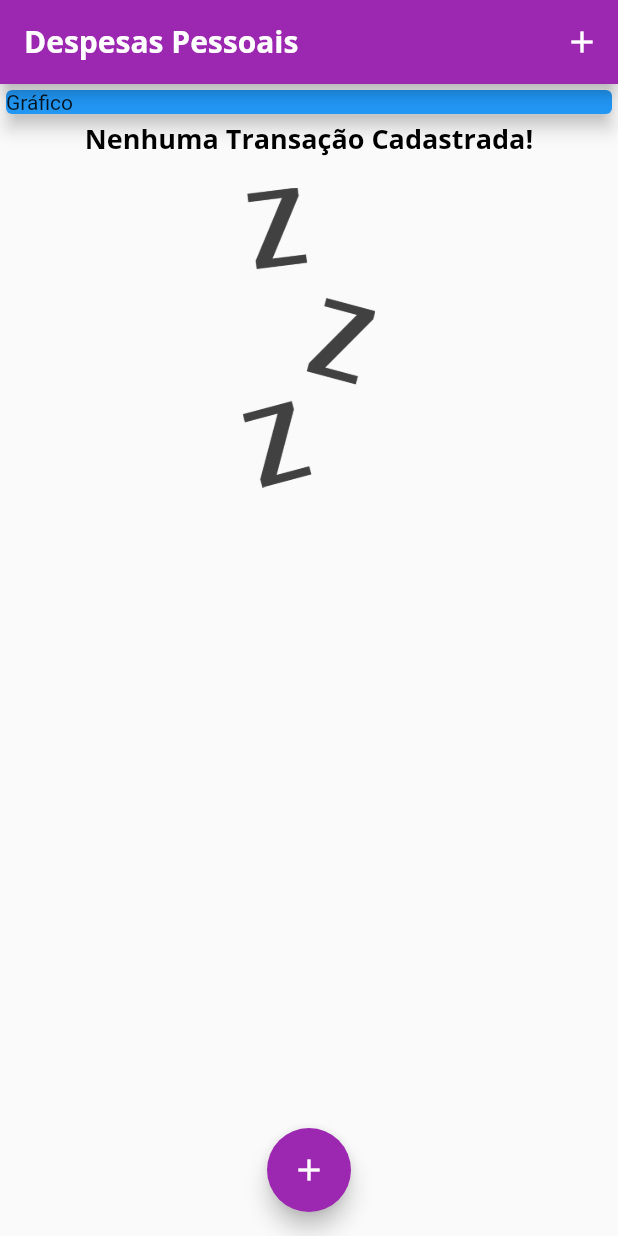
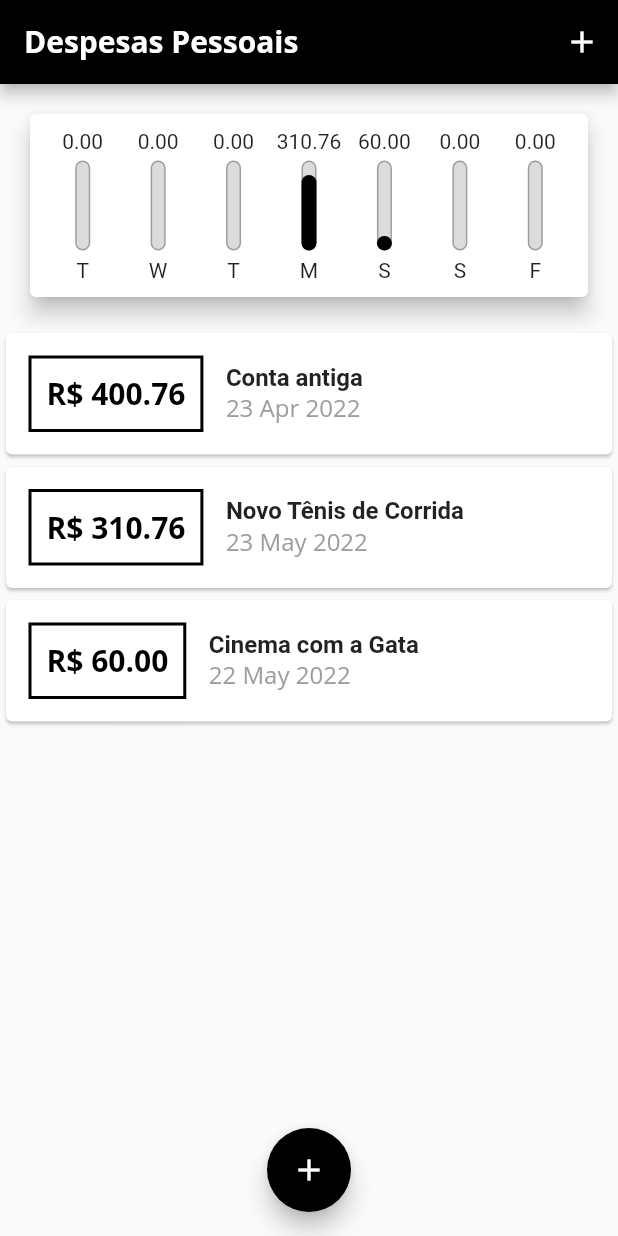
Before and after one commit to colombolucas/expensesApp, a Flutter app: the screen it shows after launch, on a phone screen of 412 x 824 dp. Run offline on Flutter 3.47's test engine with Material 2 defaults, Android fonts, the phone set to English and light mode, and no system bars; missing offline and left inert: dart:html.

Commit message:
Incluído os gráficos na parte superior do Layout

```diff
--- a/lib/components/chart.dart
+++ b/lib/components/chart.dart
@@ -1,6 +1,10 @@
+import 'dart:html';
+
 import 'package:expenses/models/transaction.dart';
 import 'package:flutter/material.dart';
+import 'package:flutter/rendering.dart';
 import 'package:intl/intl.dart';
+import 'chart_bar.dart';
 
 class Chart extends StatelessWidget {
   final List<Transaction> recentTransaction;
@@ -23,18 +27,39 @@ class Chart extends StatelessWidget {
         }
       }
 
-      print(DateFormat.E().format(weekDay)[0]);
-      print(totalSum);
       return {'day': DateFormat.E().format(weekDay)[0], 'value': totalSum};
+    });
+  }
+
+  double get _weekTotalValue {
+    return groupedTransactions.fold(0.0, (sum, tr) {
+      return sum + double.parse(tr['value'].toString());
     });
   }
 
   @override
   Widget build(BuildContext context) {
+    groupedTransactions;
     return Card(
       elevation: 6,
       margin: EdgeInsets.all(20),
-      child: Row(children: []),
+      child: Padding(
+        padding: const EdgeInsets.all(10.0),
+        child: Row(
+          mainAxisAlignment: MainAxisAlignment.spaceAround,
+          children: groupedTransactions.map((tr) {
+            return Flexible(
+              fit: FlexFit.tight,
+              child: ChartBar(
+                label: tr['day'].toString(),
+                value: double.parse(tr['value'].toString()),
+                percentage:
+                    double.parse(tr['value'].toString()) / _weekTotalValue,
+              ),
+            );
+          }).toList(),
+        ),
+      ),
     );
   }
 }
--- /dev/null
+++ b/lib/components/chart_bar.dart
@@ -0,0 +1,47 @@
+import 'package:flutter/material.dart';
+
+class ChartBar extends StatelessWidget {
+  final String? label;
+  final double value;
+  final double? percentage;
+
+  ChartBar({this.label, required this.value, this.percentage});
+
+  @override
+  Widget build(BuildContext context) {
+    return Column(
+      children: [
+        FittedBox(child: Text("${value.toDouble().toStringAsFixed(2)}")),
+        SizedBox(height: 5),
+        Container(
+          height: 60,
+          width: 10,
+          child: Stack(
+            alignment: Alignment.bottomCenter,
+            children: [
+              Container(
+                decoration: BoxDecoration(
+                    border: Border.all(
+                      color: Colors.grey,
+                      width: 1.0,
+                    ),
+                    color: Color.fromRGBO(220, 220, 220, 1),
+                    borderRadius: BorderRadius.circular(5)),
+              ),
+              FractionallySizedBox(
+                heightFactor: percentage,
+                child: Container(
+                  decoration: BoxDecoration(
+                      color: Theme.of(context).colorScheme.primary,
+                      borderRadius: BorderRadius.circular(5)),
+                ),
+              )
+            ],
+          ),
+        ),
+        SizedBox(height: 5),
+        Text(label.toString()),
+      ],
+    );
+  }
+}
--- a/lib/components/transaction_form.dart
+++ b/lib/components/transaction_form.dart
@@ -52,7 +52,8 @@ class _TransactionFormState extends State<TransactionForm> {
                   child: Text(
                     'Nova Transação',
                     style: TextStyle(
-                        fontWeight: FontWeight.bold, color: Colors.purple),
+                        fontWeight: FontWeight.bold,
+                        color: Theme.of(context).colorScheme.primary),
                   ),
                 ),
               ],
--- a/lib/components/transaction_user.dart
+++ b/lib/components/transaction_user.dart
@@ -11,20 +11,7 @@ class TransactionUser extends StatefulWidget {
 }
 
 class _TransactionUserState extends State<TransactionUser> {
-  final _transactions = [
-    Transaction(
-      id: 't1',
-      title: 'Novo Tênis de Corrida',
-      value: 310.76,
-      date: DateTime.now(),
-    ),
-    Transaction(
-      id: 't2',
-      title: 'Cinema com a Gata',
-      value: 60.0,
-      date: DateTime.now(),
-    ),
-  ];
+  final List<Transaction> _transactions = [];
 
   _addTransaction(String title, double value) {
     final newTransaction = Transaction(
--- a/lib/main.dart
+++ b/lib/main.dart
@@ -1,8 +1,11 @@
+import 'package:expenses/components/chart.dart';
 import 'package:flutter/material.dart';
 import 'dart:math';
 import './components/transaction_form.dart';
 import './components/transaction_list.dart';
 import 'models/transaction.dart';
+import './components/chart.dart';
+import 'package:flutter_localizations/flutter_localizations.dart';
 
 main() => runApp(ExpensesApp());
 
@@ -12,12 +15,18 @@ class ExpensesApp extends StatelessWidget {
     final ThemeData tema = ThemeData();
 
     return MaterialApp(
+      localizationsDelegates: [
+        GlobalMaterialLocalizations.delegate,
+        GlobalWidgetsLocalizations.delegate,
+        GlobalCupertinoLocalizations.delegate,
+      ],
+      supportedLocales: [Locale('pt', 'BR')],
       debugShowCheckedModeBanner: false,
       home: MyHomePage(),
       theme: tema.copyWith(
         colorScheme: tema.colorScheme.copyWith(
-          primary: Colors.purple,
-          secondary: Colors.purple,
+          primary: Colors.black,
+          secondary: Colors.black,
         ),
         textTheme: tema.textTheme.copyWith(
           headline6: TextStyle(
@@ -46,19 +55,33 @@ class MyHomePage extends StatefulWidget {
 
 class _MyHomePageState extends State<MyHomePage> {
   final List<Transaction> _transactions = [
-    // Transaction(
-    //   id: 't1',
-    //   title: 'Novo Tênis de Corrida',
-    //   value: 310.76,
-    //   date: DateTime.now(),
-    // ),
-    // Transaction(
-    //   id: 't2',
-    //   title: 'Conta de Luz',
-    //   value: 211.30,
-    //   date: DateTime.now(),
-    // ),
+    Transaction(
+      id: 't0',
+      title: 'Conta antiga',
+      value: 400.76,
+      date: DateTime.now().subtract(Duration(days: 33)),
+    ),
+    Transaction(
+      id: 't1',
+      title: 'Novo Tênis de Corrida',
+      value: 310.76,
+      date: DateTime.now().subtract(Duration(days: 3)),
+    ),
+    Transaction(
+      id: 't2',
+      title: 'Cinema com a Gata',
+      value: 60.0,
+      date: DateTime.now().subtract(Duration(days: 4)),
+    ),
   ];
+
+  List<Transaction> get _recentTransactions {
+    return _transactions.where((tr) {
+      return tr.date.isAfter(DateTime.now().subtract(
+        Duration(days: 7),
+      ));
+    }).toList();
+  }
 
   _addTransaction(String title, double value) {
     final newTransaction = Transaction(
@@ -103,14 +126,7 @@ class _MyHomePageState extends State<MyHomePage> {
         child: Column(
           crossAxisAlignment: CrossAxisAlignment.stretch,
           children: <Widget>[
-            Container(
-              width: double.infinity,
-              child: Card(
-                color: Colors.blue,
-                child: Text('Gráfico'),
-                elevation: 5,
-              ),
-            ),
+            Chart(_recentTransactions),
             TransactionList(_transactions),
           ],
         ),
--- a/pubspec.yaml
+++ b/pubspec.yaml
@@ -30,6 +30,8 @@ dependencies:
   flutter:
     sdk: flutter
   intl: ^0.17.0
+  flutter_localizations:
+    sdk: flutter
 
 
   # The following adds the Cupertino Icons font to your application.
```
Also changed, not shown: pubspec.lock.
